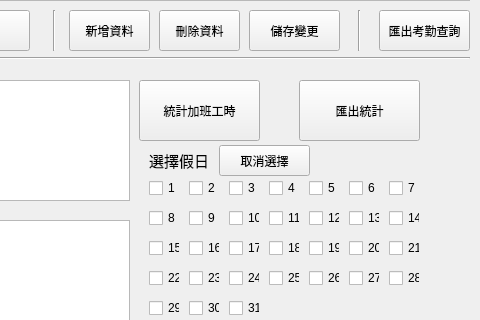
Above: mainwindow.ui from BeemoLin/books before the change; both pictures show x 511 to 991 and y 223 to 543 of the 991 by 685 pixel window. Below: the same form after it.
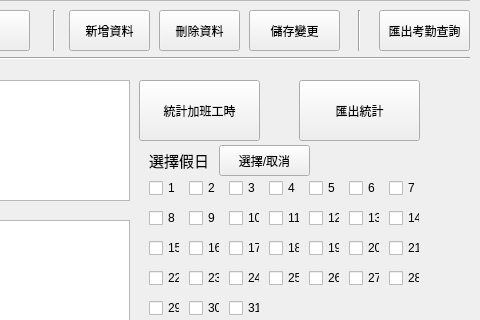
That is the form after the change.

```diff
--- a/mainwindow.ui
+++ b/mainwindow.ui
@@ -722,7 +722,7 @@
      </rect>
     </property>
     <property name="text">
-     <string>取消選擇</string>
+     <string>選擇/取消</string>
     </property>
    </widget>
    <widget class="QPushButton" name="pushButton_6">
```
